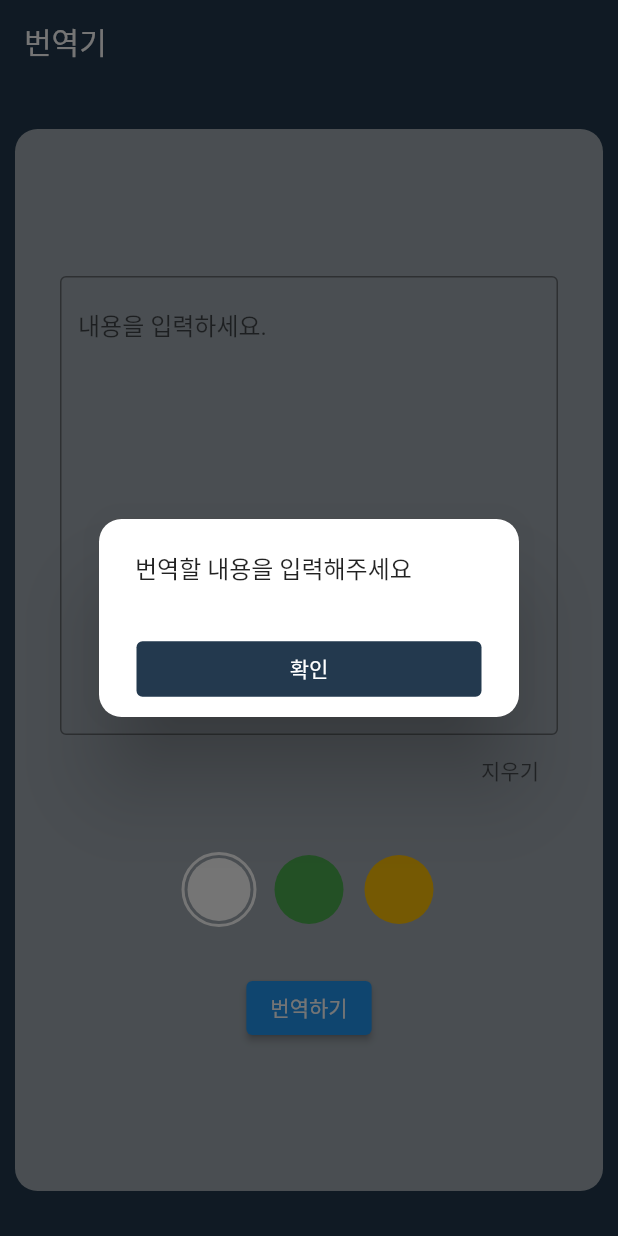
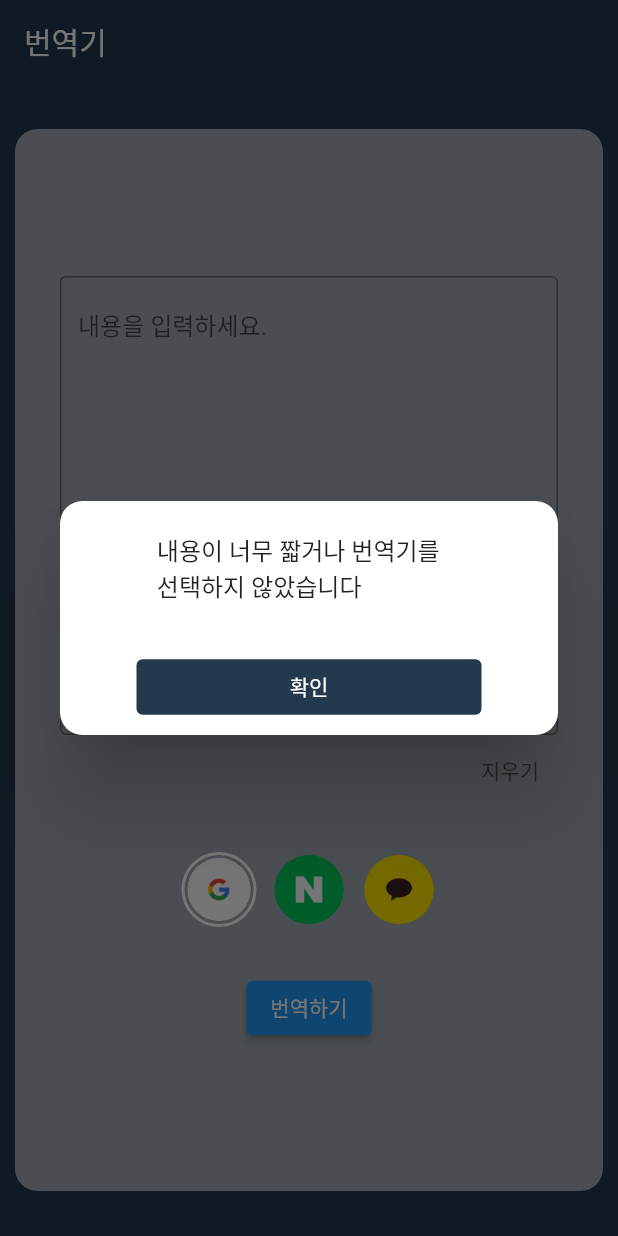
Before and after one commit to Yun-sooyong/all_translator, a Flutter app: the screen it shows after launch, after a tap on "번역하기", on a phone screen of 412 x 824 dp. Run offline on Flutter 3.47's test engine with Material 2 defaults, Android fonts, the phone set to English and light mode, and no system bars; our stand-ins replace fluttertoast.

Commit message:
chore: 로고 이미지 추가 구글, 네이버, 카카오 번역기에 이미지 추가 공식 지정 컬러 colors.dart 에 추가 다이얼로그 텍스트 수정 toggle button 시작시 아무것도 선택되지 않고 시작

```diff
--- a/lib/TODO.dart
+++ b/lib/TODO.dart
@@ -9,13 +9,13 @@
 /// HomeScreen 의 textfield, toggle buttons 를 위젯에 파일을 만들어 분리  -o
 /// 뒤로가기 두번으로 앱 종료 (toast 사용) -o
 /// 토글 버튼 선택에 맞춰 api 작동 및 결과 페이지 다르게 -o
+/// 토글 버튼 이미지 넣기 -> 카카오 구글 이미지 수정(가운데 로고 크기 증가)
 ///
 ///
-/// 토글 버튼 이미지 넣기
 /// 시작언어 타겟언어 선택기능 (현재 en -> ko)
 ///  ㄴ 3개가 다른 코드를 사용할 가능성이 있음 (현재 카카오만 ko가 아니라 kr 을 사용함)
+/// 모바일 화면, 웹 화면 구분
 /// 텍스트 길이 제한 or 용량 제한
-///
 ///
 /// provider 적용
 /// window app
--- a/lib/resource/translator_methods.dart
+++ b/lib/resource/translator_methods.dart
@@ -1,8 +1,6 @@
 import 'dart:convert';
-
-import 'package:flutter/cupertino.dart';
+import 'dart:async';
 import 'package:http/http.dart' as http;
-import 'dart:async';
 
 // ANCHOR get google_cloud_translator method
 /// TODO target 언어를 받을 변수 생성, mapping
--- a/lib/screens/home_screen.dart
+++ b/lib/screens/home_screen.dart
@@ -67,6 +67,7 @@ class _HomeScreenState extends State<HomeScreen> {
             crossAxisAlignment: CrossAxisAlignment.center,
             children: [
               // ANCHOR textfield
+              // TODO Container Column 으로 Textfield위에 언어선택 기능 추가, 외곽선은 Container로
               Textfield(controller: _controller),
 
               // ANCHOR text field clear button
@@ -98,7 +99,7 @@ class _HomeScreenState extends State<HomeScreen> {
                   _controller.text.length < 2 ||
                           countOccurrencesUsingWhereMethod(isSelected, true) ==
                               0
-                      ? showValueDialog(context, '번역할 내용을 입력해주세요')
+                      ? showValueDialog(context)
                       : {
                           gText = await getGoogleTranslation(
                               _controller.text, 'ko'),
--- a/lib/screens/result_screen.dart
+++ b/lib/screens/result_screen.dart
@@ -5,9 +5,6 @@ import 'package:all_translator/utils/color.dart';
 import 'package:all_translator/widgets/textbox.dart';
 
 class ResultScreen extends StatelessWidget {
-  //final bool isGoogle;
-  //final bool isPapago;
-  //final bool isKakao;
   final String? googleText;
   final String? papagoText;
   final String? kakaoText;
@@ -15,9 +12,6 @@ class ResultScreen extends StatelessWidget {
 
   const ResultScreen({
     Key? key,
-    //required this.isGoogle,
-    //required this.isPapago,
-    //required this.isKakao
     this.googleText,
     this.papagoText,
     this.kakaoText,
@@ -39,19 +33,24 @@ class ResultScreen extends StatelessWidget {
         ),
       ),
       body: SingleChildScrollView(
-        // TODO Column에서 Listview 로 변경 itemcount 는 items 를 사용
         child: Column(
           children: [
-            if (isSelected[0]) Textbox(text: googleText!),
+            if (isSelected[0])
+              Textbox(
+                text: googleText!,
+                image: googleLogo,
+              ),
             if (isSelected[1])
               Textbox(
                 text: papagoText!,
                 color: Colors.green,
+                image: papagoLogo,
               ),
             if (isSelected[2])
               Textbox(
                 text: kakaoText!,
                 color: Colors.amber,
+                image: kakaoLogo,
               ),
           ],
         ),
--- a/lib/utils/color.dart
+++ b/lib/utils/color.dart
@@ -1,12 +1,15 @@
 import 'package:flutter/material.dart';
 
-const foregroundColor = Color(0xffA1AAB2);
-const backgroundColor = Color(0xff23394E);
+// colors
+const Color foregroundColor = Color(0xffA1AAB2);
+const Color backgroundColor = Color(0xff23394E);
 
-// 필요한 컬러
-// 1. 폰트 컬러
-// 2. 구글, 파파고, 카카오 공식 지정 색
-// 3.
+Color fontColor = const Color(0xff000000).withOpacity(85);
+const Color kakaoColor = Color(0xffFEE500);
+const Color papagoColor = Color(0xff03C75A);
+const Color googleColor = Color(0xffFFFFFF);
 
-// const backgroundColor = Color(0xffA1AAB2);
-// const foregroundColor = Color(0xff23394E);
+// images
+AssetImage googleLogo = const AssetImage('lib/assets/google_logo.png');
+AssetImage papagoLogo = const AssetImage('lib/assets/naver_logo.png');
+AssetImage kakaoLogo = const AssetImage('lib/assets/kakao_logo.png');
--- a/lib/utils/utils.dart
+++ b/lib/utils/utils.dart
@@ -12,7 +12,8 @@ void showToast(String message) {
 // ANCHOR count list element
 // https://coflutter.com/dart-count-the-occurrence-of-an-element-in-a-list/
 int countOccurrencesUsingWhereMethod(List<dynamic> list, bool element) {
-  if (list == null || list.isEmpty) {
+  // if (list == null || list.isEmpty)
+  if (list.isEmpty) {
     return 0;
   }
 
--- a/lib/widgets/circle_button.dart
+++ b/lib/widgets/circle_button.dart
@@ -3,14 +3,13 @@ import 'package:flutter/material.dart';
 class CircleButton extends StatefulWidget {
   final bool isSelected;
   final Color color;
-  final ImageProvider? image;
-  //final Icon icon;
+  final AssetImage image;
 
   const CircleButton({
     Key? key,
     this.isSelected = false,
     required this.color,
-    this.image,
+    required this.image,
     //required this.icon
   }) : super(key: key);
 
@@ -34,10 +33,21 @@ class _CircleButtonState extends State<CircleButton> {
           Radius.circular(45),
         ),
       ),
-      child: CircleAvatar(
-        backgroundColor: widget.color,
-        backgroundImage: widget.image,
-        //child: widget.icon,
+      child: Center(
+        child: Container(
+          padding: const EdgeInsets.all(9),
+          decoration: BoxDecoration(
+            image: DecorationImage(
+              scale: 0.4,
+              fit: BoxFit.fill,
+              image: widget.image,
+            ),
+            color: widget.color,
+            borderRadius: const BorderRadius.all(
+              Radius.circular(45),
+            ),
+          ),
+        ),
       ),
     );
   }
--- a/lib/widgets/dialog.dart
+++ b/lib/widgets/dialog.dart
@@ -1,13 +1,24 @@
 import 'package:flutter/material.dart';
 import 'package:all_translator/utils/color.dart';
 
-showValueDialog(BuildContext context, String text) {
+showValueDialog(BuildContext context) {
   showDialog(
       context: context,
       barrierDismissible: false,
       builder: (BuildContext ctx) {
         return AlertDialog(
-          content: Text(text),
+          content: Row(
+            children: const [
+              Expanded(child: SizedBox()),
+              Expanded(
+                  flex: 5,
+                  child: Text(
+                    '내용이 너무 짧거나 번역기를 선택하지 않았습니다',
+                    softWrap: true,
+                  )),
+              Expanded(child: SizedBox()),
+            ],
+          ),
           shape: RoundedRectangleBorder(
             borderRadius: BorderRadius.circular(15),
           ),
--- a/lib/widgets/textbox.dart
+++ b/lib/widgets/textbox.dart
@@ -4,8 +4,10 @@ import 'circle_button.dart';
 class Textbox extends StatelessWidget {
   final String text;
   final Color color;
+  final AssetImage? image;
 
-  const Textbox({Key? key, required this.text, this.color = Colors.white})
+  const Textbox(
+      {Key? key, this.image, required this.text, this.color = Colors.white})
       : super(key: key);
 
   @override
@@ -16,7 +18,10 @@ class Textbox extends StatelessWidget {
         mainAxisAlignment: MainAxisAlignment.start,
         crossAxisAlignment: CrossAxisAlignment.start,
         children: [
-          CircleButton(color: color),
+          CircleButton(
+            color: color,
+            image: image!,
+          ),
           Flexible(
             fit: FlexFit.tight,
             child: Container(
--- a/lib/widgets/toggle_button.dart
+++ b/lib/widgets/toggle_button.dart
@@ -1,5 +1,6 @@
 import 'package:flutter/material.dart';
 import 'package:all_translator/widgets/circle_button.dart';
+import 'package:all_translator/utils/color.dart';
 
 class CustomToggle extends StatefulWidget {
   final List<bool> list;
@@ -16,33 +17,31 @@ class _ToggleButtonsState extends State<CustomToggle> {
     return ToggleButtons(
       children: [
         CircleButton(
-          //icon: Icon(Icons.abc_outlined),
+          image: googleLogo,
           isSelected: widget.list[0],
-          color: Colors.white,
+          color: googleColor,
         ),
         CircleButton(
-          //icon: Icon(Icons.abc_outlined),
+          image: papagoLogo,
           isSelected: widget.list[1],
-          color: Colors.green,
+          color: papagoColor,
         ),
         CircleButton(
+          image: kakaoLogo,
           isSelected: widget.list[2],
-          color: Colors.amber,
+          color: kakaoColor,
         ),
       ],
       isSelected: widget.list,
-      selectedColor: Colors.red,
       renderBorder: false,
       fillColor: Colors.transparent,
       onPressed: (int index) {
-        final isOneSelected =
-            widget.list.where((element) => element).length == 1;
+        // NOTE 번역기가 한개이상 무조건 선택되게 함
+        // final isOneSelected =
+        //     widget.list.where((element) => element).length == 1;
 
-        if (isOneSelected && widget.list[index]) return;
+        // if (isOneSelected && widget.list[index]) return;
 
-        // 1. 무조건 하나 이상 선택 => 현재 사용중
-        // 2. 하나도 선택을 하지 않거나 여러개 선택가능
-        // 둘 중 하나를 선택 (2의 경우 번역하기 버튼에서 선택을 안했을때의 내용을 추가해줘야함(isSelect 가 모두 false 일때 추가))
         setState(
           () {
             for (int buttonIndex = 0;
--- a/pubspec.yaml
+++ b/pubspec.yaml
@@ -22,4 +22,5 @@ dev_dependencies:
 
 flutter:
   uses-material-design: true
-  # assets:
+  assets:
+    - lib/assets/
```
Also changed, not shown: lib/assets/google_logo.png (added), lib/assets/kakao_logo.png (added), lib/assets/naver_logo.png (added).
